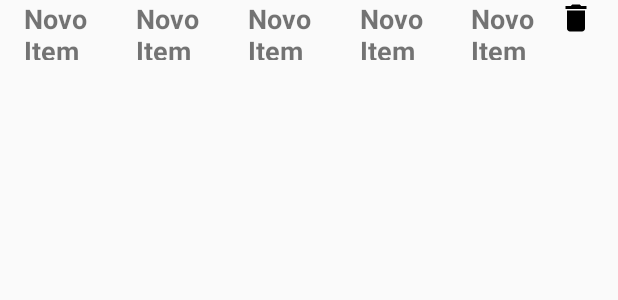
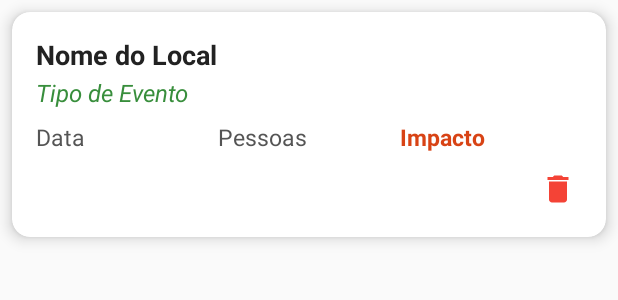
Before and after one commit to AmandaCornelsen/Extreme_Events_Monitor, an Android app built with Jetpack Compose: the layout item_evento.xml on its own in the app's theme, with its tools: preview values and no code run, on a phone screen of 412 x 824 dp. Shown: the top 300 px of the screen. Run offline under Robolectric (Android 15) with nearby library versions, the phone set to English and light mode, and no system bars.

Commit message:
estilizando os itens inseridos

```diff
--- a/app/build.gradle.kts
+++ b/app/build.gradle.kts
@@ -1,3 +1,5 @@
+import org.gradle.kotlin.dsl.implementation
+
 plugins {
     alias(libs.plugins.android.application)
     alias(libs.plugins.kotlin.android)
@@ -68,4 +70,5 @@ dependencies {
     implementation("androidx.room:room-ktx:2.4.1")
 
     implementation("org.jetbrains.kotlinx:kotlinx-coroutines-android:1.5.2")
+    implementation ("androidx.cardview:cardview:1.0.0")
 }
--- a/app/src/main/java/amandacornelsen/github/com/alunos_rm98160_rm97760/viewmodel/EventoAdapter.kt
+++ b/app/src/main/java/amandacornelsen/github/com/alunos_rm98160_rm97760/viewmodel/EventoAdapter.kt
@@ -18,7 +18,7 @@ class EventoAdapter(
         val impacto: TextView = itemView.findViewById(R.id.impacto)
         val pessoas: TextView = itemView.findViewById(R.id.pessoas)
         val data: TextView = itemView.findViewById(R.id.data)
-        val tipoDeEvento: TextView = itemView.findViewById(R.id.evento)
+        val tipoDeEvento: TextView = itemView.findViewById(R.id.tipoEvento)
         val btnDelete: ImageView = itemView.findViewById(R.id.deletar)
     }
 
--- a/app/src/main/res/layout/item_evento.xml
+++ b/app/src/main/res/layout/item_evento.xml
@@ -1,73 +1,83 @@
 <?xml version="1.0" encoding="utf-8"?>
-<LinearLayout xmlns:android="http://schemas.android.com/apk/res/android"
-    xmlns:tools="http://schemas.android.com/tools"
+<androidx.cardview.widget.CardView xmlns:android="http://schemas.android.com/apk/res/android"
+    xmlns:card_view="http://schemas.android.com/apk/res-auto"
     android:layout_width="match_parent"
-    android:layout_height="40dp"
-    android:gravity="center_vertical">
+    android:layout_height="wrap_content"
+    card_view:cardElevation="6dp"
+    card_view:cardCornerRadius="12dp"
+    android:layout_margin="8dp">
+
+    <LinearLayout
+        android:orientation="vertical"
+        android:padding="16dp"
+        android:layout_width="match_parent"
+        android:layout_height="wrap_content">
 
         <TextView
             android:id="@+id/nomeLocal"
-        android:layout_width="wrap_content"
+            android:layout_width="match_parent"
             android:layout_height="wrap_content"
-        android:layout_marginStart="16dp"
-        android:layout_marginEnd="16dp"
-        android:layout_weight="1"
+            android:text="Nome do Local"
+            android:textStyle="bold"
             android:textSize="18sp"
-        android:textStyle="bold"
-        tools:text="Novo Item" />
+            android:textColor="#222"/>
 
         <TextView
-        android:id="@+id/evento"
-        android:layout_width="wrap_content"
+            android:id="@+id/tipoEvento"
+            android:layout_width="match_parent"
             android:layout_height="wrap_content"
-        android:layout_marginStart="16dp"
-        android:layout_marginEnd="16dp"
+            android:text="Tipo de Evento"
+            android:textStyle="italic"
+            android:textSize="16sp"
+            android:textColor="#388E3C"
+            android:layout_marginTop="2dp"/>
+
+        <LinearLayout
+            android:layout_width="match_parent"
+            android:layout_height="wrap_content"
+            android:orientation="horizontal"
+            android:layout_marginTop="8dp">
+
+            <TextView
+                android:id="@+id/data"
+                android:layout_width="0dp"
+                android:layout_height="wrap_content"
                 android:layout_weight="1"
-        android:textSize="18sp"
-        android:textStyle="bold"
-        tools:text="Novo Item" />
+                android:text="Data"
+                android:textColor="#555"
+                android:textSize="15sp"/>
+
+            <TextView
+                android:id="@+id/pessoas"
+                android:layout_width="0dp"
+                android:layout_height="wrap_content"
+                android:layout_weight="1"
+                android:text="Pessoas"
+                android:textColor="#555"
+                android:textSize="15sp"/>
 
             <TextView
                 android:id="@+id/impacto"
-        android:layout_width="wrap_content"
+                android:layout_width="0dp"
                 android:layout_height="wrap_content"
-        android:layout_marginStart="16dp"
-        android:layout_marginEnd="16dp"
                 android:layout_weight="1"
-        android:textSize="18sp"
+                android:text="Impacto"
+                android:textColor="#D84315"
                 android:textStyle="bold"
-        tools:text="Novo Item" />
-
-    <TextView
-        android:id="@+id/data"
-        android:layout_width="wrap_content"
-        android:layout_height="wrap_content"
-        android:layout_marginStart="16dp"
-        android:layout_marginEnd="16dp"
-        android:layout_weight="1"
-        android:textSize="18sp"
-        android:textStyle="bold"
-        tools:text="Novo Item" />
-
-    <TextView
-        android:id="@+id/pessoas"
-        android:layout_width="wrap_content"
-        android:layout_height="wrap_content"
-        android:layout_marginStart="16dp"
-        android:layout_marginEnd="16dp"
-        android:layout_weight="1"
-        android:textSize="18sp"
-        android:textStyle="bold"
-        tools:text="Novo Item" />
+                android:textSize="15sp"/>
+        </LinearLayout>
 
         <ImageButton
             android:id="@+id/deletar"
-        android:layout_width="wrap_content"
-        android:layout_height="wrap_content"
-        android:background="@android:color/transparent"
+            android:layout_width="32dp"
+            android:layout_height="32dp"
+            android:background="?android:selectableItemBackgroundBorderless"
             android:src="@drawable/baseline_delete_24"
-        android:layout_marginEnd="16dp"
-        android:layout_gravity="end"/>
-
+            android:tint="#F44336"
+            android:contentDescription="Deletar"
+            android:layout_gravity="end"
+            android:layout_marginTop="8dp"/>
 
     </LinearLayout>
+
+</androidx.cardview.widget.CardView>
```
Also changed, not shown: app/src/main/java/amandacornelsen/github/com/alunos_rm98160_rm97760/MainActivity.kt (+66 -18 lines), app/src/main/res/layout/activity_main.xml (+4 -7 lines), app/src/main/res/values/strings.xml (+9 -0 lines). Lines whose indentation alone changed are shown as unchanged.
